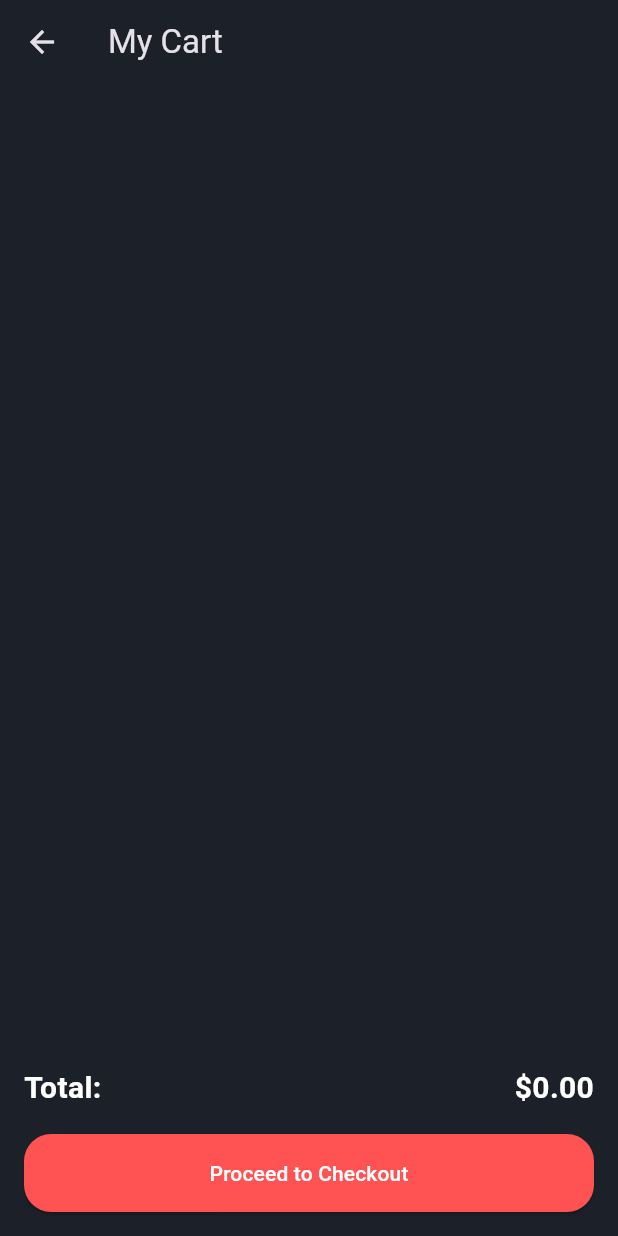
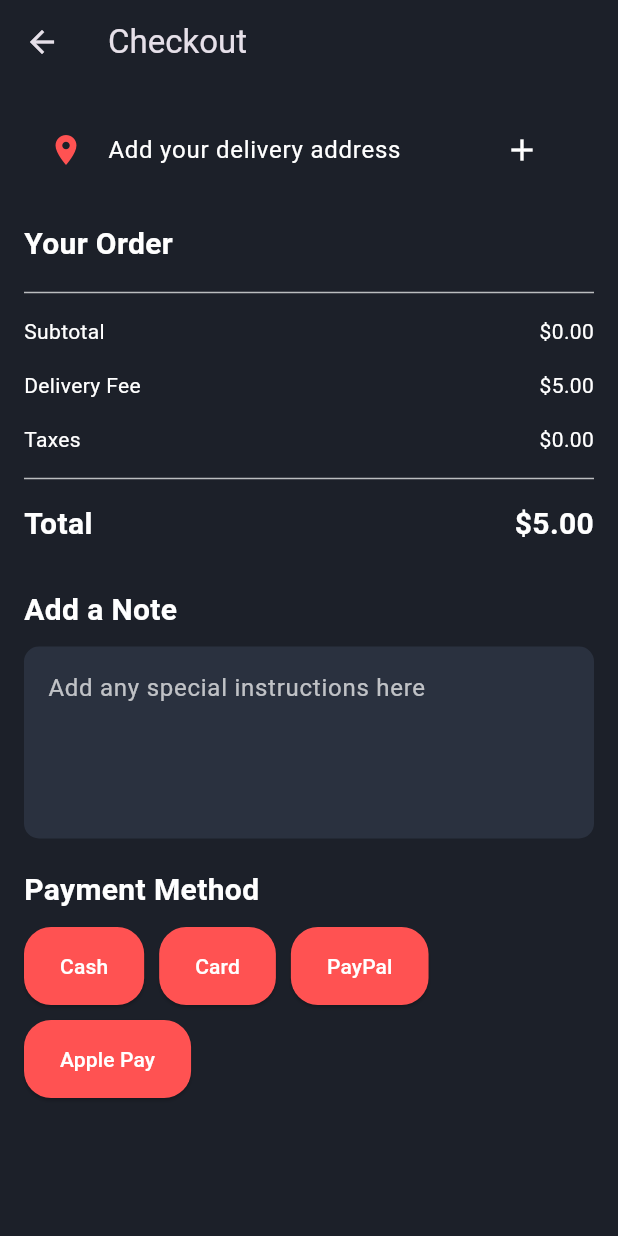
Before and after one commit to obadaKraishan/FastFood_App, a Flutter app: the CartScreen screen opened by its route, after a tap on "Proceed to Checkout", on a phone screen of 412 x 824 dp. Run offline on Flutter 3.47's test engine with Material 3 defaults, Android fonts, the light colour scheme and no system bars; our stand-ins replace badges, bloc, cloud_firestore, equatable, firebase_auth, firebase_core and 8 more; missing offline and left inert: firebase_app_check; accounts and stored records are empty.

Commit message:
Checkout added

```diff
--- a/lib/config/app_router.dart
+++ b/lib/config/app_router.dart
@@ -18,6 +18,7 @@ import 'package:fastfood_app/presentation/screens/home/nearby_restaurants_screen
 import 'package:fastfood_app/presentation/screens/cart/cart_screen.dart';
 import 'package:fastfood_app/presentation/screens/payment/payment_screen.dart';
 import 'package:fastfood_app/presentation/screens/home/product_details_screen.dart';
+import 'package:fastfood_app/presentation/screens/checkout/checkout_screen.dart';
 
 class AppRouter {
   Route<dynamic> generateRoute(RouteSettings settings) {
@@ -51,6 +52,8 @@ class AppRouter {
         return MaterialPageRoute(builder: (_) => NearbyRestaurantsScreen());
       case '/cart':
         return MaterialPageRoute(builder: (_) => CartScreen());
+      case '/checkout':
+        return MaterialPageRoute(builder: (_) => CheckoutScreen());
       case '/payment':
         return MaterialPageRoute(builder: (_) => PaymentScreen());
       case '/products':
--- a/lib/presentation/screens/cart/cart_screen.dart
+++ b/lib/presentation/screens/cart/cart_screen.dart
@@ -1,5 +1,3 @@
-// lib/presentation/screens/cart/cart_screen.dart
-
 import 'package:flutter/material.dart';
 import 'package:flutter_bloc/flutter_bloc.dart';
 import 'package:fastfood_app/data/models/cart_item_model.dart';
@@ -71,7 +69,7 @@ class _CartScreenState extends State<CartScreen> {
                         width: double.infinity,
                         child: ElevatedButton(
                           onPressed: () {
-                            // Navigate to payment screen
+                            Navigator.pushNamed(context, '/checkout');
                           },
                           style: ElevatedButton.styleFrom(
                             backgroundColor: Colors.redAccent,
--- /dev/null
+++ b/lib/presentation/screens/checkout/checkout_screen.dart
@@ -0,0 +1,35 @@
+import 'package:flutter/material.dart';
+import 'package:fastfood_app/presentation/widgets/user_address_widget.dart';
+import 'package:fastfood_app/presentation/widgets/order_summary_widget.dart';
+import 'package:fastfood_app/presentation/widgets/order_note_widget.dart';
+import 'package:fastfood_app/presentation/widgets/payment_methods_widget.dart';
+
+class CheckoutScreen extends StatelessWidget {
+  @override
+  Widget build(BuildContext context) {
+    return Scaffold(
+      appBar: AppBar(
+        title: Text('Checkout'),
+        backgroundColor: Color(0xFF1C2029),
+      ),
+      backgroundColor: Color(0xFF1C2029),
+      body: SingleChildScrollView(
+        child: Padding(
+          padding: const EdgeInsets.all(16.0),
+          child: Column(
+            crossAxisAlignment: CrossAxisAlignment.start,
+            children: [
+              UserAddressWidget(),
+              SizedBox(height: 20),
+              OrderSummaryWidget(),
+              SizedBox(height: 20),
+              OrderNoteWidget(),
+              SizedBox(height: 20),
+              PaymentMethodsWidget(),
+            ],
+          ),
+        ),
+      ),
+    );
+  }
+}
--- /dev/null
+++ b/lib/presentation/widgets/order_note_widget.dart
@@ -0,0 +1,28 @@
+import 'package:flutter/material.dart';
+
+class OrderNoteWidget extends StatelessWidget {
+  @override
+  Widget build(BuildContext context) {
+    return Column(
+      crossAxisAlignment: CrossAxisAlignment.start,
+      children: [
+        Text('Add a Note', style: TextStyle(fontSize: 20, fontWeight: FontWeight.bold, color: Colors.white)),
+        SizedBox(height: 10),
+        TextField(
+          maxLines: 4,
+          decoration: InputDecoration(
+            hintText: 'Add any special instructions here',
+            hintStyle: TextStyle(color: Colors.white70),
+            filled: true,
+            fillColor: Color(0xFF2A313F),
+            border: OutlineInputBorder(
+              borderRadius: BorderRadius.circular(10),
+              borderSide: BorderSide.none,
+            ),
+          ),
+          style: TextStyle(color: Colors.white),
+        ),
+      ],
+    );
+  }
+}
--- /dev/null
+++ b/lib/presentation/widgets/order_summary_widget.dart
@@ -0,0 +1,75 @@
+import 'package:flutter/material.dart';
+import 'package:flutter_bloc/flutter_bloc.dart';
+import 'package:fastfood_app/logic/blocs/cart/cart_bloc.dart';
+import 'package:fastfood_app/logic/blocs/cart/cart_state.dart';
+import 'package:fastfood_app/presentation/widgets/cart_item.dart';
+
+class OrderSummaryWidget extends StatelessWidget {
+  @override
+  Widget build(BuildContext context) {
+    return BlocBuilder<CartBloc, CartState>(
+      builder: (context, state) {
+        if (state is CartLoaded) {
+          final cart = state.cart;
+          final double subtotal = cart.items.fold(0.0, (sum, item) => sum + item.price * item.quantity);
+          final double deliveryFee = 5.0; // Assuming a flat delivery fee
+          final double taxes = subtotal * 0.1; // Assuming 10% tax
+          final double total = subtotal + deliveryFee + taxes;
+
+          return Column(
+            crossAxisAlignment: CrossAxisAlignment.start,
+            children: [
+              Text('Your Order', style: TextStyle(fontSize: 20, fontWeight: FontWeight.bold, color: Colors.white)),
+              ...cart.items.map((item) => CartItemWidget(cartItem: item, onRemove: () {}, onQuantityChanged: (quantity) {})).toList(),
+              SizedBox(height: 10),
+              Divider(color: Colors.white70),
+              Padding(
+                padding: const EdgeInsets.symmetric(vertical: 8.0),
+                child: Row(
+                  mainAxisAlignment: MainAxisAlignment.spaceBetween,
+                  children: [
+                    Text('Subtotal', style: TextStyle(color: Colors.white)),
+                    Text('\$${subtotal.toStringAsFixed(2)}', style: TextStyle(color: Colors.white)),
+                  ],
+                ),
+              ),
+              Padding(
+                padding: const EdgeInsets.symmetric(vertical: 8.0),
+                child: Row(
+                  mainAxisAlignment: MainAxisAlignment.spaceBetween,
+                  children: [
+                    Text('Delivery Fee', style: TextStyle(color: Colors.white)),
+                    Text('\$${deliveryFee.toStringAsFixed(2)}', style: TextStyle(color: Colors.white)),
+                  ],
+                ),
+              ),
+              Padding(
+                padding: const EdgeInsets.symmetric(vertical: 8.0),
+                child: Row(
+                  mainAxisAlignment: MainAxisAlignment.spaceBetween,
+                  children: [
+                    Text('Taxes', style: TextStyle(color: Colors.white)),
+                    Text('\$${taxes.toStringAsFixed(2)}', style: TextStyle(color: Colors.white)),
+                  ],
+                ),
+              ),
+              Divider(color: Colors.white70),
+              Padding(
+                padding: const EdgeInsets.symmetric(vertical: 8.0),
+                child: Row(
+                  mainAxisAlignment: MainAxisAlignment.spaceBetween,
+                  children: [
+                    Text('Total', style: TextStyle(fontSize: 20, fontWeight: FontWeight.bold, color: Colors.white)),
+                    Text('\$${total.toStringAsFixed(2)}', style: TextStyle(fontSize: 20, fontWeight: FontWeight.bold, color: Colors.white)),
+                  ],
+                ),
+              ),
+            ],
+          );
+        } else {
+          return Center(child: CircularProgressIndicator());
+        }
+      },
+    );
+  }
+}
--- /dev/null
+++ b/lib/presentation/widgets/payment_methods_widget.dart
@@ -0,0 +1,64 @@
+import 'package:flutter/material.dart';
+
+class PaymentMethodsWidget extends StatelessWidget {
+  @override
+  Widget build(BuildContext context) {
+    return Column(
+      crossAxisAlignment: CrossAxisAlignment.start,
+      children: [
+        Text('Payment Method', style: TextStyle(fontSize: 20, fontWeight: FontWeight.bold, color: Colors.white)),
+        SizedBox(height: 10),
+        Wrap(
+          spacing: 10,
+          runSpacing: 10,
+          children: [
+            ElevatedButton(
+              onPressed: () {},
+              style: ElevatedButton.styleFrom(
+                backgroundColor: Colors.redAccent,
+                shape: RoundedRectangleBorder(
+                  borderRadius: BorderRadius.circular(18.0),
+                ),
+                padding: EdgeInsets.symmetric(vertical: 16, horizontal: 24),
+              ),
+              child: Text('Cash', style: TextStyle(color: Colors.white)),
+            ),
+            ElevatedButton(
+              onPressed: () {},
+              style: ElevatedButton.styleFrom(
+                backgroundColor: Colors.redAccent,
+                shape: RoundedRectangleBorder(
+                  borderRadius: BorderRadius.circular(18.0),
+                ),
+                padding: EdgeInsets.symmetric(vertical: 16, horizontal: 24),
+              ),
+              child: Text('Card', style: TextStyle(color: Colors.white)),
+            ),
+            ElevatedButton(
+              onPressed: () {},
+              style: ElevatedButton.styleFrom(
+                backgroundColor: Colors.redAccent,
+                shape: RoundedRectangleBorder(
+                  borderRadius: BorderRadius.circular(18.0),
+                ),
+                padding: EdgeInsets.symmetric(vertical: 16, horizontal: 24),
+              ),
+              child: Text('PayPal', style: TextStyle(color: Colors.white)),
+            ),
+            ElevatedButton(
+              onPressed: () {},
+              style: ElevatedButton.styleFrom(
+                backgroundColor: Colors.redAccent,
+                shape: RoundedRectangleBorder(
+                  borderRadius: BorderRadius.circular(18.0),
+                ),
+                padding: EdgeInsets.symmetric(vertical: 16, horizontal: 24),
+              ),
+              child: Text('Apple Pay', style: TextStyle(color: Colors.white)),
+            ),
+          ],
+        ),
+      ],
+    );
+  }
+}
--- /dev/null
+++ b/lib/presentation/widgets/user_address_widget.dart
@@ -0,0 +1,43 @@
+import 'package:flutter/material.dart';
+import 'package:cloud_firestore/cloud_firestore.dart';
+import 'package:firebase_auth/firebase_auth.dart';
+
+class UserAddressWidget extends StatelessWidget {
+  @override
+  Widget build(BuildContext context) {
+    return StreamBuilder<DocumentSnapshot>(
+      stream: FirebaseFirestore.instance.collection('users').doc(FirebaseAuth.instance.currentUser!.uid).snapshots(),
+      builder: (context, snapshot) {
+        if (!snapshot.hasData) {
+          return CircularProgressIndicator();
+        }
+        var userDocument = snapshot.data;
+        String address = userDocument!['location']['address'] ?? '';
+        String phoneNumber = userDocument['phone'] ?? '';
+
+        return address.isNotEmpty && phoneNumber.isNotEmpty
+            ? ListTile(
+          leading: Icon(Icons.location_on, color: Colors.redAccent),
+          title: Text('Delivery to: $address', style: TextStyle(color: Colors.white)),
+          subtitle: Text('Phone: $phoneNumber', style: TextStyle(color: Colors.white70)),
+          trailing: IconButton(
+            icon: Icon(Icons.edit, color: Colors.white),
+            onPressed: () {
+              // Navigate to address update screen
+            },
+          ),
+        )
+            : ListTile(
+          leading: Icon(Icons.location_on, color: Colors.redAccent),
+          title: Text('Add your delivery address', style: TextStyle(color: Colors.white)),
+          trailing: IconButton(
+            icon: Icon(Icons.add, color: Colors.white),
+            onPressed: () {
+              // Navigate to address add screen
+            },
+          ),
+        );
+      },
+    );
+  }
+}
```
